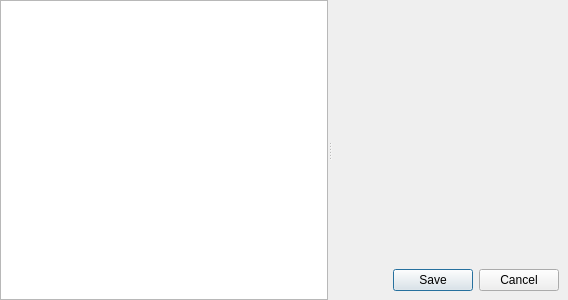
This is plugins/pmhplugin/pmhmodewidget.ui in FreeHealth/freehealth as Qt 5 draws it before an edit. The edited form follows.
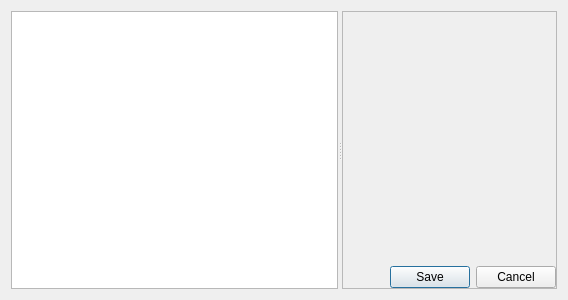
This is the edited form. Custom widgets are drawn as their Qt base class.

Commit message: PMHx: - adding scrollArea

Diff of the .ui file:
```diff
--- a/plugins/pmhplugin/pmhmodewidget.ui
+++ b/plugins/pmhplugin/pmhmodewidget.ui
@@ -14,12 +14,6 @@
    <string>Form</string>
   </property>
   <layout class="QGridLayout" name="gridLayout">
-   <property name="margin">
-    <number>0</number>
-   </property>
-   <property name="spacing">
-    <number>0</number>
-   </property>
    <item row="0" column="0">
     <layout class="QHBoxLayout" name="patientBarLayout">
      <property name="spacing">
@@ -49,17 +43,44 @@
        </item>
       </layout>
      </widget>
+     <widget class="QScrollArea" name="scrollArea">
+      <property name="widgetResizable">
+       <bool>true</bool>
+      </property>
+      <widget class="QWidget" name="scrollAreaWidgetContents_3">
+       <property name="geometry">
+        <rect>
+         <x>-131</x>
+         <y>0</y>
+         <width>207</width>
+         <height>181</height>
+        </rect>
+       </property>
+       <layout class="QGridLayout" name="gridLayout_2">
+        <property name="margin">
+         <number>0</number>
+        </property>
+        <item row="0" column="0">
      <widget class="QStackedWidget" name="stackedWidget">
       <widget class="QWidget" name="Page1">
        <layout class="QVBoxLayout" name="verticalLayout">
+            <property name="margin">
+             <number>0</number>
+            </property>
         <item>
-         <widget class="PMH::PmhViewer" name="pmhViewer" native="true"/>
+             <widget class="PMH::PmhViewer" name="pmhViewer" native="true">
+              <zorder>buttonBox</zorder>
+             </widget>
         </item>
         <item>
          <widget class="QDialogButtonBox" name="buttonBox">
           <property name="standardButtons">
            <set>QDialogButtonBox::Cancel|QDialogButtonBox::Save</set>
           </property>
+             </widget>
+            </item>
+           </layout>
+          </widget>
          </widget>
         </item>
        </layout>
```
Lines whose indentation alone changed are shown as unchanged. The commit also changes 1 other file.
